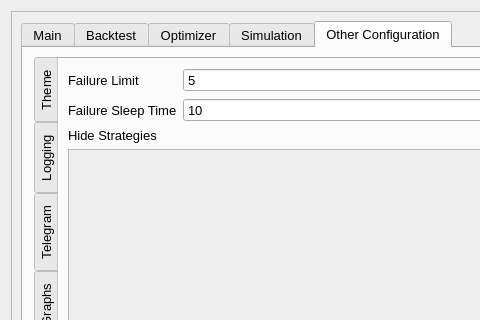
ZENALC/algobot, file UI/configuration.ui: the form before one commit; both pictures show x 0 to 480 and y 0 to 320 of the 1131 by 776 pixel window.
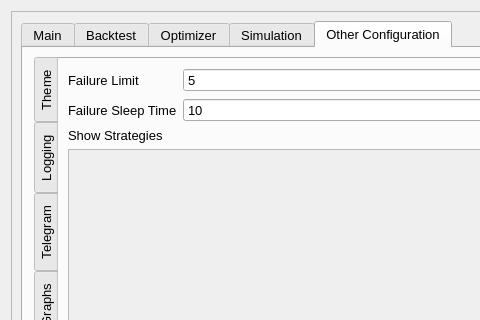
The form after the commit.

Commit message: flip logic

What changed in the file:
```diff
--- a/UI/configuration.ui
+++ b/UI/configuration.ui
@@ -2174,7 +2174,7 @@
                   </sizepolicy>
                  </property>
                  <property name="text">
-                  <string>Hide Strategies</string>
+                  <string>Show Strategies</string>
                  </property>
                 </widget>
                </item>
```
The commit also changes 2 other files.
